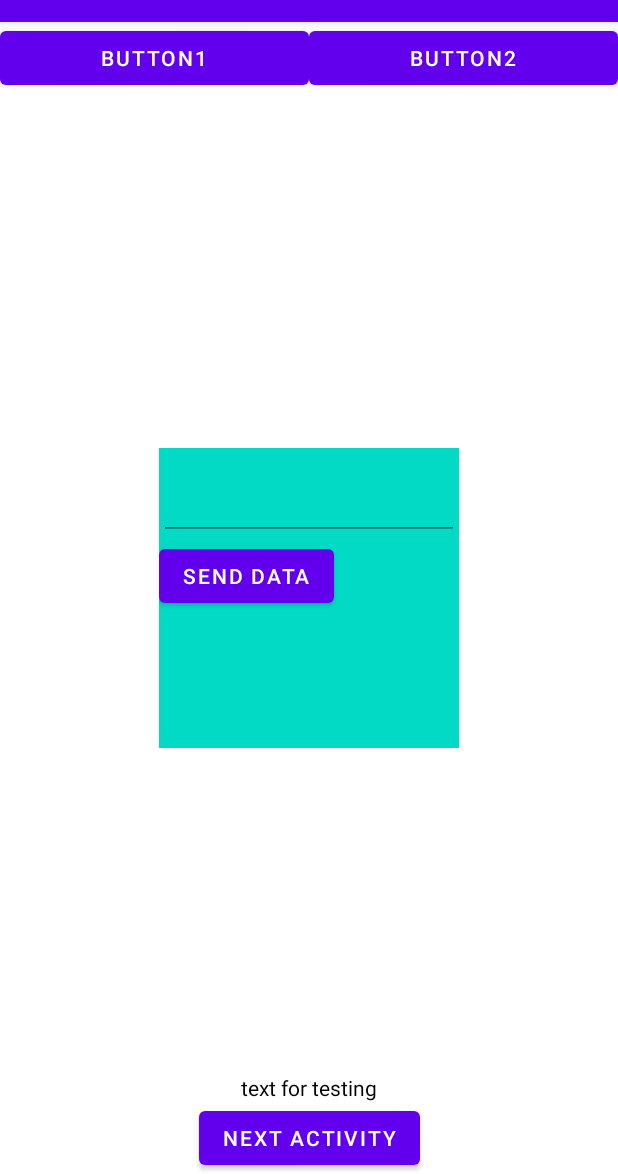
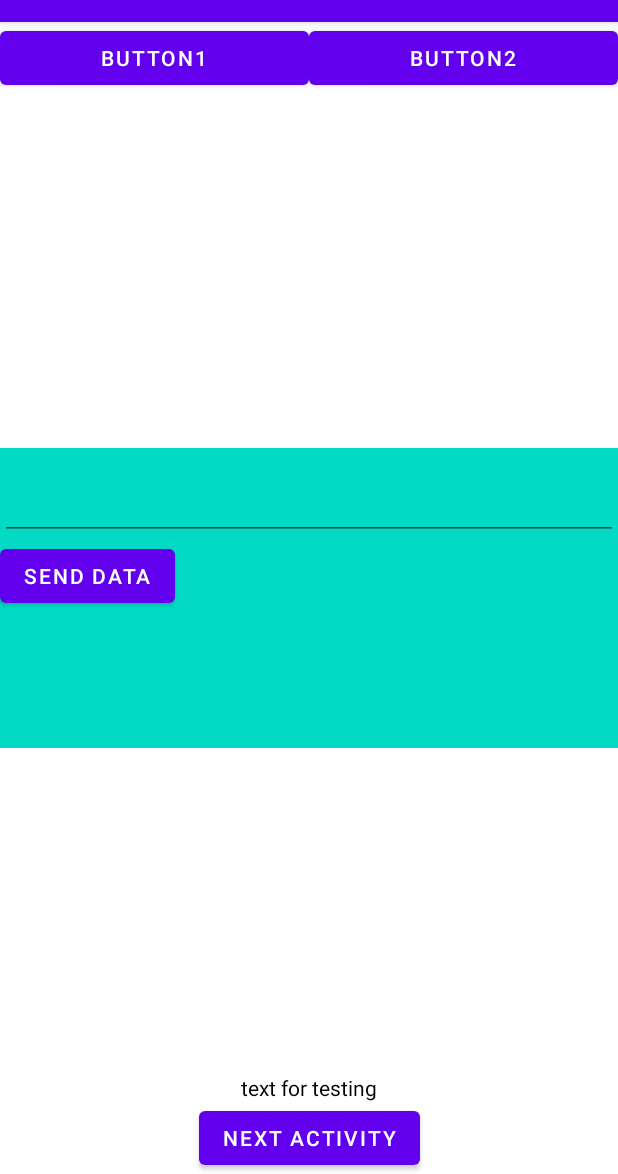
Before and after one commit to gitSanjoo/AndroidTraining, an Android app: the screen it shows after launch (Activity1), after a tap on "BUTTON1", on a phone screen of 412 x 824 dp, the part 62-1236 px from its top. Run offline under Robolectric (Android 15) with nearby library versions, the phone set to English and light mode, and no system bars; our stand-ins replace data binding.

Commit message:
sending data from fragmrnt2 to activity_1.xml complete

```diff
--- a/app/src/main/java/com/sanjoo/androidtraining/prep/Activity1.kt
+++ b/app/src/main/java/com/sanjoo/androidtraining/prep/Activity1.kt
@@ -3,13 +3,15 @@ package com.sanjoo.androidtraining.prep
 import android.content.Intent
 import androidx.appcompat.app.AppCompatActivity
 import android.os.Bundle
+import androidx.lifecycle.Observer
+import androidx.lifecycle.ViewModelProvider
 import com.sanjoo.androidtraining.R
 import com.sanjoo.androidtraining.all.fragment2
 import com.sanjoo.androidtraining.databinding.Activity1Binding
 
 class Activity1 : AppCompatActivity(),CommunicatorForF1F2 {
     lateinit var binding:Activity1Binding
-//    lateinit var binding:Activity1Binding
+    lateinit var itemViewModel:ItemViewModel
     override fun onCreate(savedInstanceState: Bundle?) {
         super.onCreate(savedInstanceState)
          binding = Activity1Binding.inflate(layoutInflater)
@@ -17,6 +19,11 @@ class Activity1 : AppCompatActivity(),CommunicatorForF1F2 {
         setContentView(view)
         val fragmentOne = FragmentOne()
         val fragmentTwo = FragmentTwo()
+
+        itemViewModel=ViewModelProvider(this).get(ItemViewModel::class.java)
+        itemViewModel.getSelectedItem().observe(this, Observer {item ->
+            binding.fragmentText.text=item
+        })
 
         binding.btnF1.setOnClickListener {
 
--- /dev/null
+++ b/app/src/main/java/com/sanjoo/androidtraining/prep/ItemViewModel.kt
@@ -0,0 +1,17 @@
+package com.sanjoo.androidtraining.prep
+
+import androidx.lifecycle.LiveData
+import androidx.lifecycle.MutableLiveData
+import androidx.lifecycle.ViewModel
+
+class ItemViewModel : ViewModel() {
+     var selectedItem=MutableLiveData<String>()
+
+    fun setData(item : String){
+        selectedItem.value = item
+    }
+
+    fun getSelectedItem():LiveData<String>{
+        return selectedItem
+    }
+}
--- a/app/src/main/res/layout/activity_1.xml
+++ b/app/src/main/res/layout/activity_1.xml
@@ -36,7 +36,7 @@
     />
 <FrameLayout
         android:id="@+id/fragment_container"
-        android:layout_width="200dp"
+        android:layout_width="match_parent"
         android:layout_height="200dp"
         app:layout_constraintStart_toStartOf="parent"
         app:layout_constraintEnd_toEndOf="parent"
@@ -44,6 +44,7 @@
         app:layout_constraintTop_toBottomOf="@+id/btnF1"
         />
 <TextView
+    android:id="@+id/fragmentText"
     android:layout_width="wrap_content"
     android:layout_height="wrap_content"
     android:text="text for testing"
--- a/app/src/main/res/layout/fragment_one.xml
+++ b/app/src/main/res/layout/fragment_one.xml
@@ -18,6 +18,7 @@
         app:layout_constraintTop_toTopOf="parent"
         />
     <Button
+        android:id="@+id/f1_sendBtn"
         android:layout_width="wrap_content"
         android:layout_height="wrap_content"
         android:text="send data"
--- a/app/src/main/res/layout/fragment_two.xml
+++ b/app/src/main/res/layout/fragment_two.xml
@@ -18,6 +18,7 @@
             app:layout_constraintTop_toTopOf="parent"
             />
         <Button
+            android:id="@+id/data_f2toA1_btn"
             android:layout_width="wrap_content"
             android:layout_height="wrap_content"
             android:text="send data to activity 1"
```
Also changed, not shown: app/src/main/java/com/sanjoo/androidtraining/prep/FragmentTwo.kt (+13 -0 lines).
